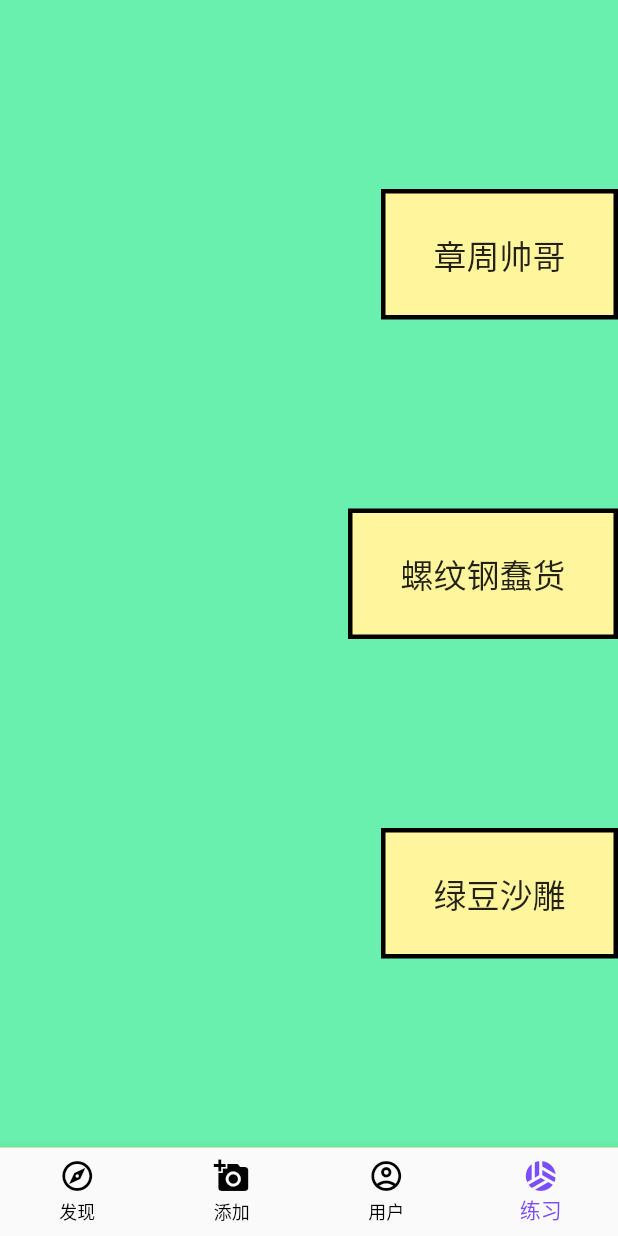
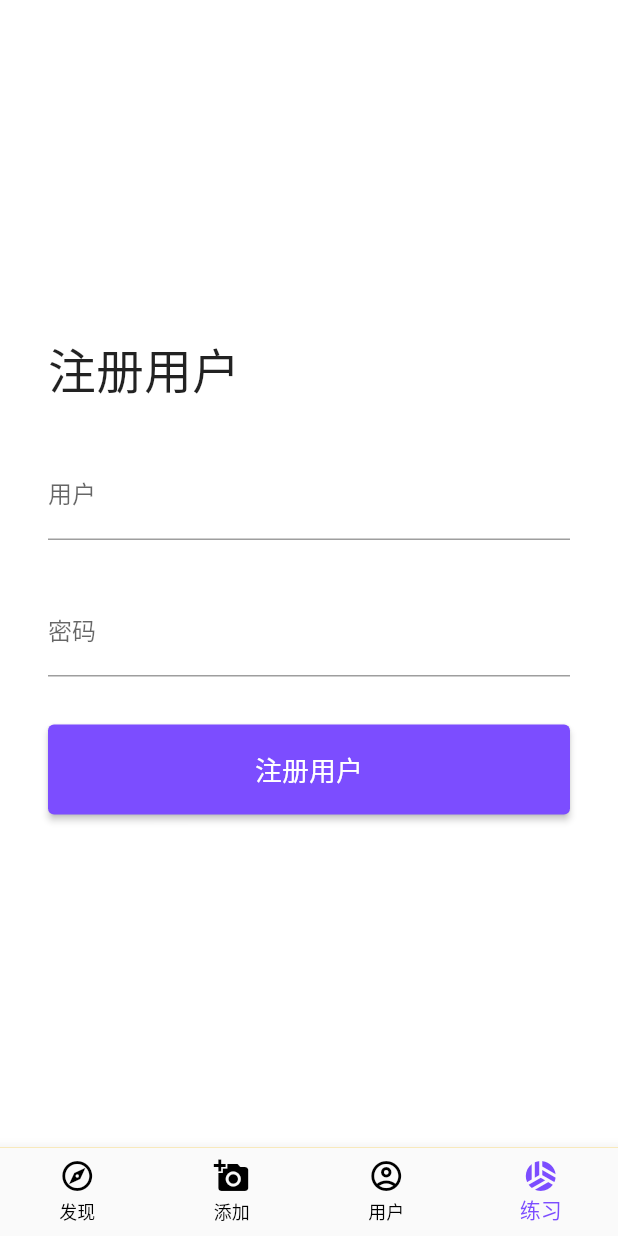
Before and after one commit to zz446449676/flutter_study, a Flutter app: the screen it shows after launch, item 4 of the bottom bar chosen, on a phone screen of 412 x 824 dp. Run offline on Flutter 3.47's test engine with Material 2 defaults, Android fonts, the phone set to English and light mode, and no system bars.

Commit message:
学习使用表单元素，输入部件(TextFormField)、验证文本字段（Validate）、文本编辑控制器(TextEditingController)、Form表单

```diff
--- /dev/null
+++ b/lib/playground/input/playground_input.dart
@@ -0,0 +1,16 @@
+import 'package:flutter/material.dart';
+import 'package:xb2_flutter/user/create/user_create.dart';
+
+class PlaygroundInput extends StatelessWidget {
+  const PlaygroundInput({Key? key}) : super(key: key);
+
+  @override
+  Widget build(BuildContext context) {
+    return Container(
+      color:  Colors.white,
+      padding: const EdgeInsets.all(32),
+      width: double.infinity,
+      child: const UserCreate(),
+    );
+  }
+}
--- a/lib/playground/layout/playground_layout.dart
+++ b/lib/playground/layout/playground_layout.dart
@@ -1,5 +1,6 @@
 import 'package:flutter/material.dart';
 import 'package:xb2_flutter/playground/layout/components/playground_layout_item.dart';
+import 'components/playground_layout_item.dart';
 
 class PlaygroundLayout extends StatelessWidget {
   const PlaygroundLayout({Key? key}) : super(key: key);
--- a/lib/playground/playground.dart
+++ b/lib/playground/playground.dart
@@ -1,4 +1,5 @@
 import 'package:flutter/material.dart';
+import 'package:xb2_flutter/playground/input/playground_input.dart';
 import 'package:xb2_flutter/playground/layout/playground_layout.dart';
 
 class Playground extends StatelessWidget {
@@ -6,6 +7,6 @@ class Playground extends StatelessWidget {
 
   @override
   Widget build(BuildContext context) {
-    return const PlaygroundLayout();
+    return const PlaygroundInput();
   }
 }
--- /dev/null
+++ b/lib/user/create/user_create.dart
@@ -0,0 +1,124 @@
+import 'package:flutter/cupertino.dart';
+import 'package:flutter/material.dart';
+
+class UserCreate extends StatefulWidget {
+  const UserCreate({Key? key}) : super(key: key);
+
+  @override
+  State<UserCreate> createState() => _UserCreateState();
+}
+
+class _UserCreateState extends State<UserCreate> {
+  String? name;
+  String? password;
+
+  final nameFieldKey = GlobalKey<FormFieldState>();
+  final passwordFieldKey = GlobalKey<FormFieldState>();
+
+  final nameFieldController = TextEditingController();
+  final passwordFieldController = TextEditingController();
+
+  //Form表单，把需要验证的数据加入到一个表单中进行统一验证, 需要在最外层warp一个Form部件
+  final formKey = GlobalKey<FormState>();
+
+  // 当 Flutter 从构建树中移除这个小部件时，会执行diepose方法，用于释放一些资源，保存数据等
+  @override
+  void dispose() {
+    super.dispose();
+
+    nameFieldController.dispose();
+    passwordFieldController.dispose();
+  }
+
+  // 初始化小部件时，会执行
+  @override
+  void initState() {
+    super.initState();
+
+    nameFieldController.addListener(() {
+      print('用户 Controller ： ${nameFieldController.text}');
+    });
+
+    passwordFieldController.addListener(() {
+      print('密码 Controller : ${passwordFieldController.text}');
+    });
+
+    // nameFieldController.text = 'zhang';
+    // passwordFieldController.text = '123456';
+  }
+
+  @override
+  Widget build(BuildContext context) {
+    return Form(
+      key: formKey,
+      child: Column(
+        mainAxisAlignment: MainAxisAlignment.center,
+        crossAxisAlignment: CrossAxisAlignment.start,
+        children: [
+          const Text(
+            '注册用户',
+            style: TextStyle(
+              fontSize: 32,
+              // 设置文字粗细
+              fontWeight: FontWeight.w300,
+            ),
+          ),
+
+          // 用sizebox增加间隙
+          const SizedBox(height: 32,),
+
+          TextFormField(
+            key: nameFieldKey,
+            // 添加文本编辑控制器，可以用于对文本添加监听等功能
+            controller: nameFieldController,
+            decoration: const InputDecoration(labelText: '用户'),
+            onChanged: (value) {
+              name = value;
+            },
+            // 验证用户数据
+            autovalidateMode: AutovalidateMode.onUserInteraction,
+            validator: (value) {
+              if (value == null || value.isEmpty) {
+                return '请填写用户名';
+              }
+              return null;
+            },
+          ),
+          const SizedBox(height: 32,),
+
+          TextFormField(
+            key: passwordFieldKey,
+            controller: passwordFieldController,
+            obscureText: true,
+            decoration: const InputDecoration(labelText: '密码'),
+            onChanged: (value) {
+              password = value;
+            },
+            autovalidateMode: AutovalidateMode.onUserInteraction,
+            validator: (value) {
+              if (value!.isEmpty || value.length < 6) {
+                return '请设置6位以上的密码';
+              }
+              return null;
+            },
+          ),
+          const SizedBox(height: 32,),
+
+          ElevatedButton(
+            onPressed: () {
+              // nameFieldKey.currentState!.validate();
+              // passwordFieldKey.currentState!.validate();
+              formKey.currentState!.validate();
+              print('用户 : ${nameFieldKey.currentState!.value} , 密码 ： ${passwordFieldKey.currentState!.value}');
+            },
+            child: const Text('注册用户'),
+            style: ElevatedButton.styleFrom(
+              textStyle: const TextStyle(fontSize: 18),
+              minimumSize: const Size(double.infinity, 60),
+            ),
+          ),
+        ],
+      ),
+    );
+  }
+}
```
